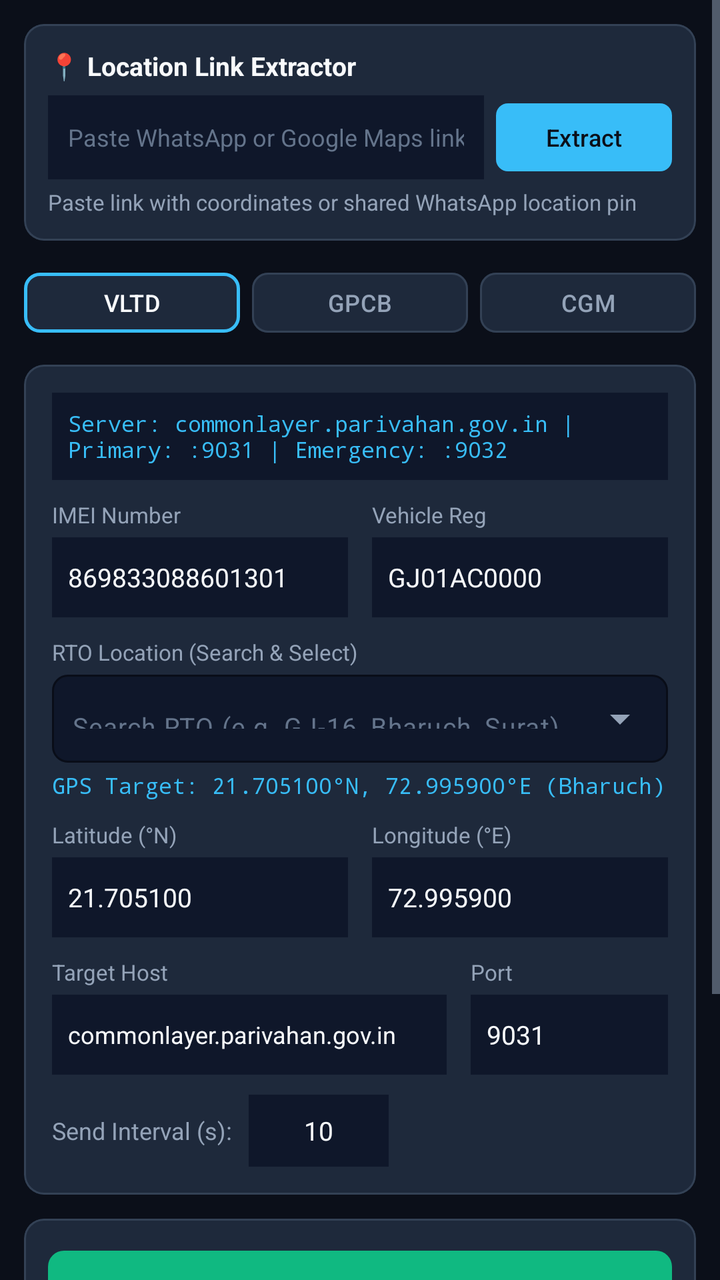
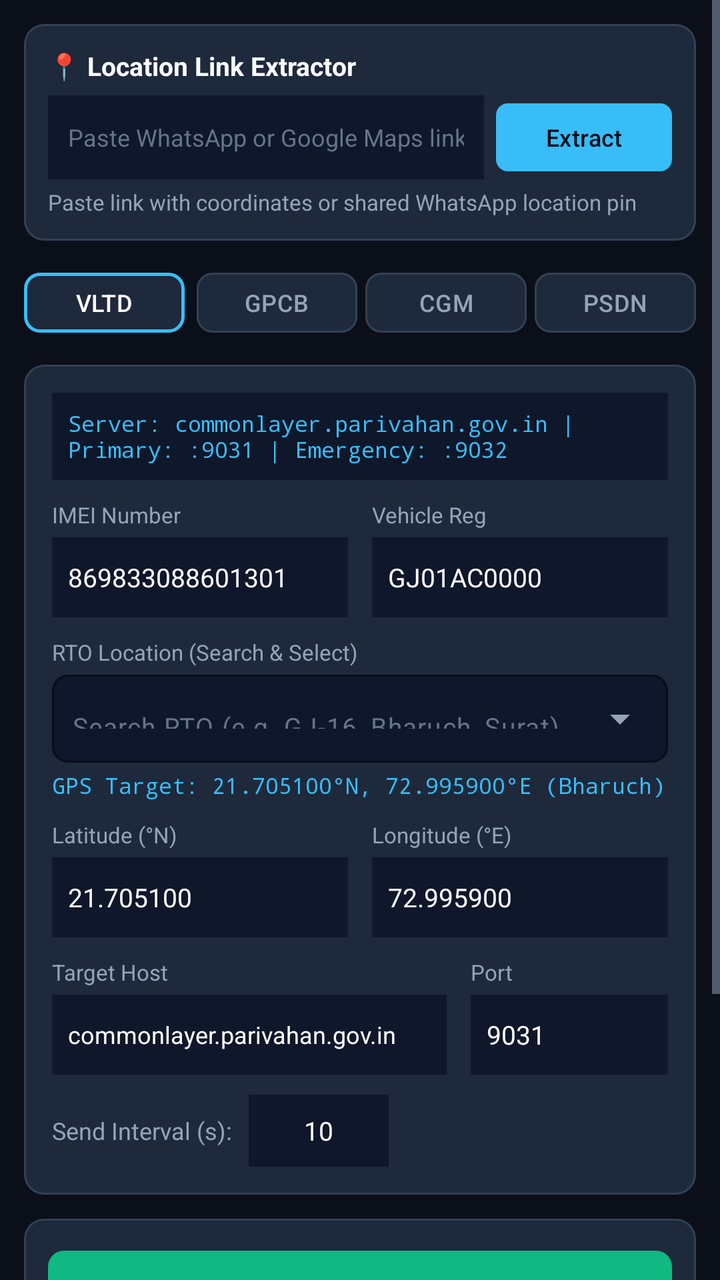

Before-and-after screenshots of an Android layout around one commit, followed by the original layout XML and the change that was made.
<!-- AndroidManifest.xml: application theme Theme.AIS140Simulator -->
<!-- res/layout/fragment_config.xml -->
<?xml version="1.0" encoding="utf-8"?>
<ScrollView xmlns:android="http://schemas.android.com/apk/res/android"
    xmlns:app="http://schemas.android.com/apk/res-auto"
    android:layout_width="match_parent"
    android:layout_height="match_parent"
    android:fillViewport="true"
    android:background="@color/bg_app">

    <LinearLayout
        android:layout_width="match_parent"
        android:layout_height="wrap_content"
        android:orientation="vertical"
        android:padding="12dp">

        
        <com.google.android.material.card.MaterialCardView
            android:layout_width="match_parent"
            android:layout_height="wrap_content"
            android:layout_marginBottom="12dp"
            app:cardCornerRadius="10dp"
            app:cardElevation="0dp"
            app:strokeColor="@color/border_color"
            app:strokeWidth="1dp"
            app:cardBackgroundColor="@color/bg_card">

            <LinearLayout
                android:layout_width="match_parent"
                android:layout_height="wrap_content"
                android:orientation="vertical"
                android:padding="12dp">

                <TextView
                    android:layout_width="wrap_content"
                    android:layout_height="wrap_content"
                    android:text="📍 Location Link Extractor"
                    android:textStyle="bold"
                    android:textColor="@color/text_primary"
                    android:textSize="13sp"
                    android:layout_marginBottom="6dp" />

                <LinearLayout
                    android:layout_width="match_parent"
                    android:layout_height="wrap_content"
                    android:orientation="horizontal">

                    <EditText
                        android:id="@+id/etLocationLink"
                        android:layout_width="0dp"
                        android:layout_height="42dp"
                        android:layout_weight="1"
                        android:hint="Paste WhatsApp or Google Maps link..."
                        android:textColorHint="@color/text_muted"
                        android:textColor="@color/text_primary"
                        android:background="@color/bg_input"
                        android:textSize="12sp"
                        android:paddingStart="10dp"
                        android:paddingEnd="10dp"
                        android:singleLine="true" />

                    <com.google.android.material.button.MaterialButton
                        android:id="@+id/btnExtractLink"
                        android:layout_width="wrap_content"
                        android:layout_height="42dp"
                        android:text="Extract"
                        android:textSize="12sp"
                        android:textColor="@color/bg_app"
                        android:layout_marginStart="6dp"
                        app:backgroundTint="@color/text_accent"
                        app:cornerRadius="6dp" />
                </LinearLayout>

                <TextView
                    android:id="@+id/tvLinkStatus"
                    android:layout_width="match_parent"
                    android:layout_height="wrap_content"
                    android:text="Paste link with coordinates or shared WhatsApp location pin"
                    android:textColor="@color/text_secondary"
                    android:textSize="11sp"
                    android:layout_marginTop="4dp" />
            </LinearLayout>
        </com.google.android.material.card.MaterialCardView>

        
        <LinearLayout
            android:layout_width="match_parent"
            android:layout_height="wrap_content"
            android:orientation="horizontal"
            android:layout_marginBottom="12dp">

            <com.google.android.material.button.MaterialButton
                android:id="@+id/btnProfileVltd"
                android:layout_width="0dp"
                android:layout_height="38dp"
                android:layout_weight="1"
                android:layout_marginEnd="4dp"
                android:text="VLTD"
                android:textSize="12sp"
                android:textColor="@color/text_primary"
                app:backgroundTint="@color/bg_card"
                app:strokeColor="@color/text_accent"
                app:strokeWidth="1.5dp"
                app:cornerRadius="8dp" />

            <com.google.android.material.button.MaterialButton
                android:id="@+id/btnProfileGpcb"
                android:layout_width="0dp"
                android:layout_height="38dp"
                android:layout_weight="1"
                android:layout_marginStart="2dp"
                android:layout_marginEnd="2dp"
                android:text="GPCB"
                android:textSize="12sp"
                android:textColor="@color/text_secondary"
                app:backgroundTint="@color/bg_card"
                app:strokeColor="@color/border_color"
                app:strokeWidth="1dp"
                app:cornerRadius="8dp" />

            <com.google.android.material.button.MaterialButton
                android:id="@+id/btnProfileCgm"
                android:layout_width="0dp"
                android:layout_height="38dp"
                android:layout_weight="1"
                android:layout_marginStart="4dp"
                android:text="CGM"
                android:textSize="12sp"
                android:textColor="@color/text_secondary"
                app:backgroundTint="@color/bg_card"
                app:strokeColor="@color/border_color"
                app:strokeWidth="1dp"
                app:cornerRadius="8dp" />
        </LinearLayout>

        
        <com.google.android.material.card.MaterialCardView
            android:layout_width="match_parent"
            android:layout_height="wrap_content"
            android:layout_marginBottom="12dp"
            app:cardCornerRadius="10dp"
            app:cardElevation="0dp"
            app:strokeColor="@color/border_color"
            app:strokeWidth="1dp"
            app:cardBackgroundColor="@color/bg_card">

            <LinearLayout
                android:layout_width="match_parent"
                android:layout_height="wrap_content"
                android:orientation="vertical"
                android:padding="14dp">

                
                <TextView
                    android:id="@+id/tvServerBanner"
                    android:layout_width="match_parent"
                    android:layout_height="wrap_content"
                    android:text="Server: commonlayer.parivahan.gov.in | Primary: :9031 | Emergency: :9032"
                    android:textColor="@color/text_accent"
                    android:textSize="11sp"
                    android:fontFamily="monospace"
                    android:background="@color/bg_input"
                    android:padding="8dp"
                    android:layout_marginBottom="10dp" />

                
                <LinearLayout
                    android:layout_width="match_parent"
                    android:layout_height="wrap_content"
                    android:orientation="horizontal"
                    android:layout_marginBottom="10dp">

                    <LinearLayout
                        android:layout_width="0dp"
                        android:layout_height="wrap_content"
                        android:layout_weight="1"
                        android:layout_marginEnd="6dp"
                        android:orientation="vertical">

                        <TextView
                            android:layout_width="wrap_content"
                            android:layout_height="wrap_content"
                            android:text="IMEI Number"
                            android:textColor="@color/text_secondary"
                            android:textSize="11sp"
                            android:layout_marginBottom="4dp" />

                        <EditText
                            android:id="@+id/etImei"
                            android:layout_width="match_parent"
                            android:layout_height="40dp"
                            android:text="869833088601301"
                            android:textColor="@color/text_primary"
                            android:textColorHint="@color/text_muted"
                            android:background="@color/bg_input"
                            android:textSize="13sp"
                            android:paddingStart="8dp"
                            android:paddingEnd="8dp"
                            android:inputType="number"
                            android:maxLength="15" />
                    </LinearLayout>

                    <LinearLayout
                        android:id="@+id/vregGroup"
                        android:layout_width="0dp"
                        android:layout_height="wrap_content"
                        android:layout_weight="1"
                        android:layout_marginStart="6dp"
                        android:orientation="vertical">

                        <TextView
                            android:layout_width="wrap_content"
                            android:layout_height="wrap_content"
                            android:text="Vehicle Reg"
                            android:textColor="@color/text_secondary"
                            android:textSize="11sp"
                            android:layout_marginBottom="4dp" />

                        <EditText
                            android:id="@+id/etVehicleReg"
                            android:layout_width="match_parent"
                            android:layout_height="40dp"
                            android:text="GJ01AC0000"
                            android:textColor="@color/text_primary"
                            android:textColorHint="@color/text_muted"
                            android:background="@color/bg_input"
                            android:textSize="13sp"
                            android:paddingStart="8dp"
                            android:paddingEnd="8dp"
                            android:maxLength="12" />
                    </LinearLayout>
                </LinearLayout>

                
                <LinearLayout
                    android:id="@+id/hmacGroup"
                    android:layout_width="match_parent"
                    android:layout_height="wrap_content"
                    android:orientation="vertical"
                    android:visibility="gone"
                    android:layout_marginBottom="10dp">

                    <TextView
                        android:layout_width="wrap_content"
                        android:layout_height="wrap_content"
                        android:text="HMAC Key (Hex/ASCII)"
                        android:textColor="@color/text_secondary"
                        android:textSize="11sp"
                        android:layout_marginBottom="4dp" />

                    <EditText
                        android:id="@+id/etHmacKey"
                        android:layout_width="match_parent"
                        android:layout_height="40dp"
                        android:text="26bcb9e368440d4a"
                        android:textColor="@color/text_primary"
                        android:textColorHint="@color/text_muted"
                        android:background="@color/bg_input"
                        android:fontFamily="monospace"
                        android:textSize="12sp"
                        android:paddingStart="8dp"
                        android:paddingEnd="8dp"
                        android:singleLine="true" />
                </LinearLayout>

                
                <LinearLayout
                    android:id="@+id/rtoGroup"
                    android:layout_width="match_parent"
                    android:layout_height="wrap_content"
                    android:orientation="vertical"
                    android:layout_marginBottom="10dp">

                    <TextView
                        android:layout_width="wrap_content"
                        android:layout_height="wrap_content"
                        android:text="RTO Location (Search &amp; Select)"
                        android:textColor="@color/text_secondary"
                        android:textSize="11sp"
                        android:layout_marginBottom="4dp" />

                    <com.google.android.material.textfield.TextInputLayout
                        android:id="@+id/tilRto"
                        style="@style/Widget.Material3.TextInputLayout.OutlinedBox.ExposedDropdownMenu"
                        android:layout_width="match_parent"
                        android:layout_height="wrap_content"
                        app:boxStrokeColor="@color/border_color"
                        app:boxBackgroundColor="@color/bg_input"
                        app:boxCornerRadiusBottomEnd="8dp"
                        app:boxCornerRadiusBottomStart="8dp"
                        app:boxCornerRadiusTopEnd="8dp"
                        app:boxCornerRadiusTopStart="8dp"
                        app:hintEnabled="false">

                        <AutoCompleteTextView
                            android:id="@+id/actvRto"
                            android:layout_width="match_parent"
                            android:layout_height="44dp"
                            android:paddingStart="10dp"
                            android:paddingEnd="10dp"
                            android:textSize="13sp"
                            android:textColor="@color/text_primary"
                            android:textColorHint="@color/text_muted"
                            android:hint="Search RTO (e.g. GJ-16, Bharuch, Surat)..."
                            android:inputType="text"
                            android:completionThreshold="1" />
                    </com.google.android.material.textfield.TextInputLayout>

                    
                    <TextView
                        android:id="@+id/tvRtoCoords"
                        android:layout_width="match_parent"
                        android:layout_height="wrap_content"
                        android:text="GPS Target: 21.705100°N, 72.995900°E (Bharuch)"
                        android:textColor="@color/text_accent"
                        android:textSize="11sp"
                        android:fontFamily="monospace"
                        android:layout_marginTop="4dp" />
                </LinearLayout>

                
                <LinearLayout
                    android:id="@+id/coordsRow"
                    android:layout_width="match_parent"
                    android:layout_height="wrap_content"
                    android:orientation="horizontal"
                    android:layout_marginBottom="10dp">

                    <LinearLayout
                        android:layout_width="0dp"
                        android:layout_height="wrap_content"
                        android:layout_weight="1"
                        android:layout_marginEnd="6dp"
                        android:orientation="vertical">

                        <TextView
                            android:layout_width="wrap_content"
                            android:layout_height="wrap_content"
                            android:text="Latitude (°N)"
                            android:textColor="@color/text_secondary"
                            android:textSize="11sp"
                            android:layout_marginBottom="4dp" />

                        <EditText
                            android:id="@+id/etLat"
                            android:layout_width="match_parent"
                            android:layout_height="40dp"
                            android:text="21.705100"
                            android:textColor="@color/text_primary"
                            android:textColorHint="@color/text_muted"
                            android:background="@color/bg_input"
                            android:textSize="13sp"
                            android:paddingStart="8dp"
                            android:paddingEnd="8dp"
                            android:inputType="numberDecimal" />
                    </LinearLayout>

                    <LinearLayout
                        android:layout_width="0dp"
                        android:layout_height="wrap_content"
                        android:layout_weight="1"
                        android:layout_marginStart="6dp"
                        android:orientation="vertical">

                        <TextView
                            android:layout_width="wrap_content"
                            android:layout_height="wrap_content"
                            android:text="Longitude (°E)"
                            android:textColor="@color/text_secondary"
                            android:textSize="11sp"
                            android:layout_marginBottom="4dp" />

                        <EditText
                            android:id="@+id/etLon"
                            android:layout_width="match_parent"
                            android:layout_height="40dp"
                            android:text="72.995900"
                            android:textColor="@color/text_primary"
                            android:textColorHint="@color/text_muted"
                            android:background="@color/bg_input"
                            android:textSize="13sp"
                            android:paddingStart="8dp"
                            android:paddingEnd="8dp"
                            android:inputType="numberDecimal" />
                    </LinearLayout>
                </LinearLayout>

                
                <LinearLayout
                    android:layout_width="match_parent"
                    android:layout_height="wrap_content"
                    android:orientation="horizontal"
                    android:layout_marginBottom="10dp">

                    <LinearLayout
                        android:layout_width="0dp"
                        android:layout_height="wrap_content"
                        android:layout_weight="2"
                        android:layout_marginEnd="6dp"
                        android:orientation="vertical">

                        <TextView
                            android:layout_width="wrap_content"
                            android:layout_height="wrap_content"
                            android:text="Target Host"
                            android:textColor="@color/text_secondary"
                            android:textSize="11sp"
                            android:layout_marginBottom="4dp" />

                        <EditText
                            android:id="@+id/etHost"
                            android:layout_width="match_parent"
                            android:layout_height="40dp"
                            android:text="commonlayer.parivahan.gov.in"
                            android:textColor="@color/text_primary"
                            android:textColorHint="@color/text_muted"
                            android:background="@color/bg_input"
                            android:textSize="12sp"
                            android:paddingStart="8dp"
                            android:paddingEnd="8dp" />
                    </LinearLayout>

                    <LinearLayout
                        android:layout_width="0dp"
                        android:layout_height="wrap_content"
                        android:layout_weight="1"
                        android:layout_marginStart="6dp"
                        android:orientation="vertical">

                        <TextView
                            android:layout_width="wrap_content"
                            android:layout_height="wrap_content"
                            android:text="Port"
                            android:textColor="@color/text_secondary"
                            android:textSize="11sp"
                            android:layout_marginBottom="4dp" />

                        <EditText
                            android:id="@+id/etPort"
                            android:layout_width="match_parent"
                            android:layout_height="40dp"
                            android:text="9031"
                            android:textColor="@color/text_primary"
                            android:textColorHint="@color/text_muted"
                            android:background="@color/bg_input"
                            android:textSize="13sp"
                            android:paddingStart="8dp"
                            android:paddingEnd="8dp"
                            android:inputType="number" />
                    </LinearLayout>
                </LinearLayout>

                
                <LinearLayout
                    android:layout_width="match_parent"
                    android:layout_height="wrap_content"
                    android:orientation="horizontal"
                    android:gravity="center_vertical">

                    <TextView
                        android:layout_width="wrap_content"
                        android:layout_height="wrap_content"
                        android:text="Send Interval (s):"
                        android:textColor="@color/text_secondary"
                        android:textSize="12sp"
                        android:layout_marginEnd="8dp" />

                    <EditText
                        android:id="@+id/etInterval"
                        android:layout_width="70dp"
                        android:layout_height="36dp"
                        android:text="10"
                        android:gravity="center"
                        android:textColor="@color/text_primary"
                        android:background="@color/bg_input"
                        android:textSize="13sp"
                        android:inputType="number" />
                </LinearLayout>
            </LinearLayout>
        </com.google.android.material.card.MaterialCardView>

        
        <com.google.android.material.card.MaterialCardView
            android:layout_width="match_parent"
            android:layout_height="wrap_content"
            android:layout_marginBottom="12dp"
            app:cardCornerRadius="10dp"
            app:cardElevation="0dp"
            app:strokeColor="@color/border_color"
            app:strokeWidth="1dp"
            app:cardBackgroundColor="@color/bg_card">

            <LinearLayout
                android:layout_width="match_parent"
                android:layout_height="wrap_content"
                android:orientation="vertical"
                android:padding="12dp">

                
                <com.google.android.material.button.MaterialButton
                    android:id="@+id/btnStartStop"
                    android:layout_width="match_parent"
                    android:layout_height="50dp"
                    android:text="▶ START SIMULATOR"
                    android:textStyle="bold"
                    android:textSize="14sp"
                    android:textColor="@color/text_primary"
                    app:backgroundTint="@color/success"
                    app:cornerRadius="8dp"
                    android:layout_marginBottom="8dp" />

                
                <LinearLayout
                    android:id="@+id/sosButtonRow"
                    android:layout_width="match_parent"
                    android:layout_height="wrap_content"
                    android:orientation="horizontal"
                    android:layout_marginBottom="8dp">

                    <com.google.android.material.button.MaterialButton
                        android:id="@+id/btnSosOn"
                        android:layout_width="0dp"
                        android:layout_height="44dp"
                        android:layout_weight="1"
                        android:layout_marginEnd="4dp"
                        android:text="🚨 SOS ON (EMR)"
                        android:textSize="12sp"
                        android:textColor="@color/text_primary"
                        app:backgroundTint="@color/danger"
                        app:cornerRadius="8dp"
                        android:enabled="false" />

                    <com.google.android.material.button.MaterialButton
                        android:id="@+id/btnSosOff"
                        android:layout_width="0dp"
                        android:layout_height="44dp"
                        android:layout_weight="1"
                        android:layout_marginStart="4dp"
                        android:text="🛡️ SOS OFF (SEM)"
                        android:textSize="12sp"
                        android:textColor="@color/text_primary"
                        app:backgroundTint="@color/stopped"
                        app:cornerRadius="8dp"
                        android:enabled="false" />
                </LinearLayout>

                
                <LinearLayout
                    android:id="@+id/manualPushSection"
                    android:layout_width="match_parent"
                    android:layout_height="wrap_content"
                    android:orientation="vertical">

                    <TextView
                        android:layout_width="wrap_content"
                        android:layout_height="wrap_content"
                        android:text="Manual Packet Push (VLTD only):"
                        android:textColor="@color/text_secondary"
                        android:textSize="11sp"
                        android:layout_marginBottom="6dp" />

                    <LinearLayout
                        android:layout_width="match_parent"
                        android:layout_height="wrap_content"
                        android:orientation="horizontal">

                        <com.google.android.material.button.MaterialButton
                            android:id="@+id/btnPushLgn"
                            android:layout_width="0dp"
                            android:layout_height="36dp"
                            android:layout_weight="1"
                            android:text="1. LGN"
                            android:textSize="10sp"
                            android:textColor="@color/text_primary"
                            app:backgroundTint="@color/bg_input"
                            app:strokeColor="@color/border_color"
                            app:strokeWidth="1dp"
                            app:cornerRadius="6dp"
                            android:layout_marginEnd="2dp" />

                        <com.google.android.material.button.MaterialButton
                            android:id="@+id/btnPushHel"
                            android:layout_width="0dp"
                            android:layout_height="36dp"
                            android:layout_weight="1"
                            android:text="2. HEL"
                            android:textSize="10sp"
                            android:textColor="@color/text_primary"
                            app:backgroundTint="@color/bg_input"
                            app:strokeColor="@color/border_color"
                            app:strokeWidth="1dp"
                            app:cornerRadius="6dp"
                            android:layout_marginEnd="2dp" />

                        <com.google.android.material.button.MaterialButton
                            android:id="@+id/btnPushPvt"
                            android:layout_width="0dp"
                            android:layout_height="36dp"
                            android:layout_weight="1"
                            android:text="3. PVT"
                            android:textSize="10sp"
                            android:textColor="@color/text_primary"
                            app:backgroundTint="@color/bg_input"
                            app:strokeColor="@color/border_color"
                            app:strokeWidth="1dp"
                            app:cornerRadius="6dp" />
                    </LinearLayout>
                </LinearLayout>
            </LinearLayout>
        </com.google.android.material.card.MaterialCardView>

        
        <EditText android:id="@+id/etAlt" android:layout_width="0dp" android:layout_height="0dp" android:text="46.0" android:visibility="gone" />
        <EditText android:id="@+id/etSpeed" android:layout_width="0dp" android:layout_height="0dp" android:text="0.0" android:visibility="gone" />
        <EditText android:id="@+id/etHeading" android:layout_width="0dp" android:layout_height="0dp" android:text="208.53" android:visibility="gone" />
        <EditText android:id="@+id/etSatellites" android:layout_width="0dp" android:layout_height="0dp" android:text="13" android:visibility="gone" />
        <EditText android:id="@+id/etOperator" android:layout_width="0dp" android:layout_height="0dp" android:text="AIRTEL" android:visibility="gone" />
        <EditText android:id="@+id/etMcc" android:layout_width="0dp" android:layout_height="0dp" android:text="404" android:visibility="gone" />
        <EditText android:id="@+id/etMnc" android:layout_width="0dp" android:layout_height="0dp" android:text="05" android:visibility="gone" />
        <EditText android:id="@+id/etCellId" android:layout_width="0dp" android:layout_height="0dp" android:text="16D5" android:visibility="gone" />
        <EditText android:id="@+id/etLac" android:layout_width="0dp" android:layout_height="0dp" android:text="56C5" android:visibility="gone" />
    </LinearLayout>
</ScrollView>
<!-- resources referenced by this layout -->
<resources>
  <color name="bg_app">#0B0F19</color>
  <color name="bg_card">#1E293B</color>
  <color name="bg_input">#0F172A</color>
  <color name="border_color">#334155</color>
  <color name="danger">#EF4444</color>
  <color name="stopped">#64748B</color>
  <color name="success">#10B981</color>
  <color name="text_accent">#38BDF8</color>
  <color name="text_muted">#64748B</color>
  <color name="text_primary">#F8FAFC</color>
  <color name="text_secondary">#94A3B8</color>
  <style name="Theme.AIS140Simulator" parent="Theme.Material3.Dark.NoActionBar">
          <item name="colorPrimary">@color/text_accent</item>
          <item name="colorOnPrimary">@color/bg_app</item>
          <item name="colorPrimaryContainer">@color/bg_card</item>
          <item name="colorOnPrimaryContainer">@color/text_primary</item>
  
          <item name="colorSecondary">@color/success</item>
          <item name="colorOnSecondary">@color/bg_app</item>
  
          <item name="android:colorBackground">@color/bg_app</item>
          <item name="colorOnBackground">@color/text_primary</item>
  
          <item name="colorSurface">@color/bg_card</item>
          <item name="colorOnSurface">@color/text_primary</item>
          <item name="colorSurfaceVariant">@color/bg_input</item>
          <item name="colorOnSurfaceVariant">@color/text_secondary</item>
          <item name="colorOutline">@color/border_color</item>
  
          <item name="android:statusBarColor">@color/bg_app</item>
          <item name="android:navigationBarColor">@color/bg_app</item>
          <item name="android:windowLightStatusBar">false</item>
          <item name="android:windowBackground">@color/bg_app</item>
          
          
          <item name="android:textColor">@color/text_primary</item>
          <item name="android:textColorPrimary">@color/text_primary</item>
          <item name="android:textColorSecondary">@color/text_secondary</item>
          <item name="android:textColorHint">@color/text_muted</item>
      </style>
</resources>

<!-- the commit's change to res/layout/fragment_config.xml (unified diff, before → after) -->
@@ -121,8 +121,23 @@
                 android:layout_width="0dp"
                 android:layout_height="38dp"
                 android:layout_weight="1"
-                android:layout_marginStart="4dp"
+                android:layout_marginStart="2dp"
+                android:layout_marginEnd="2dp"
                 android:text="CGM"
+                android:textSize="12sp"
+                android:textColor="@color/text_secondary"
+                app:backgroundTint="@color/bg_card"
+                app:strokeColor="@color/border_color"
+                app:strokeWidth="1dp"
+                app:cornerRadius="8dp" />
+
+            <com.google.android.material.button.MaterialButton
+                android:id="@+id/btnProfilePsdn"
+                android:layout_width="0dp"
+                android:layout_height="38dp"
+                android:layout_weight="1"
+                android:layout_marginStart="2dp"
+                android:text="PSDN"
                 android:textSize="12sp"
                 android:textColor="@color/text_secondary"
                 app:backgroundTint="@color/bg_card"
